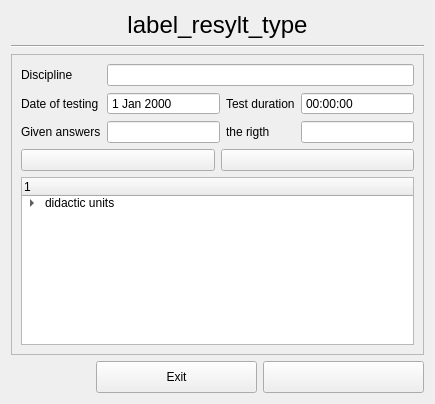
First picture: the form in test_results.ui, repository Testorator/Testik, before the edit.
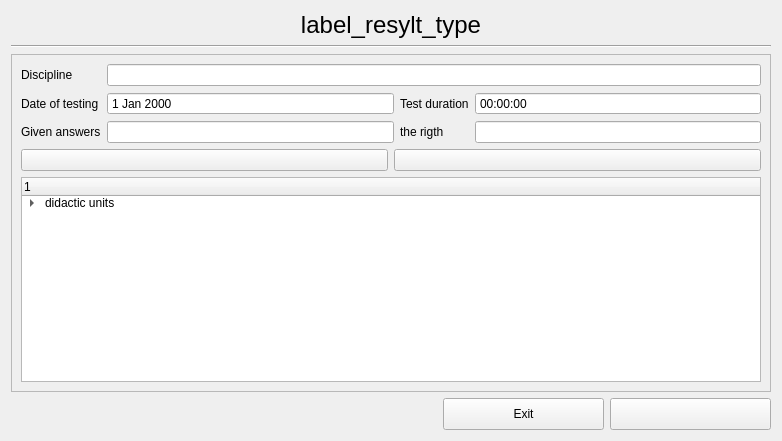
Second picture: the form after the edit.

```diff
--- a/test_results.ui
+++ b/test_results.ui
@@ -9,8 +9,8 @@
    <rect>
     <x>0</x>
     <y>0</y>
-    <width>435</width>
-    <height>404</height>
+    <width>782</width>
+    <height>441</height>
    </rect>
   </property>
   <property name="windowTitle">
```
